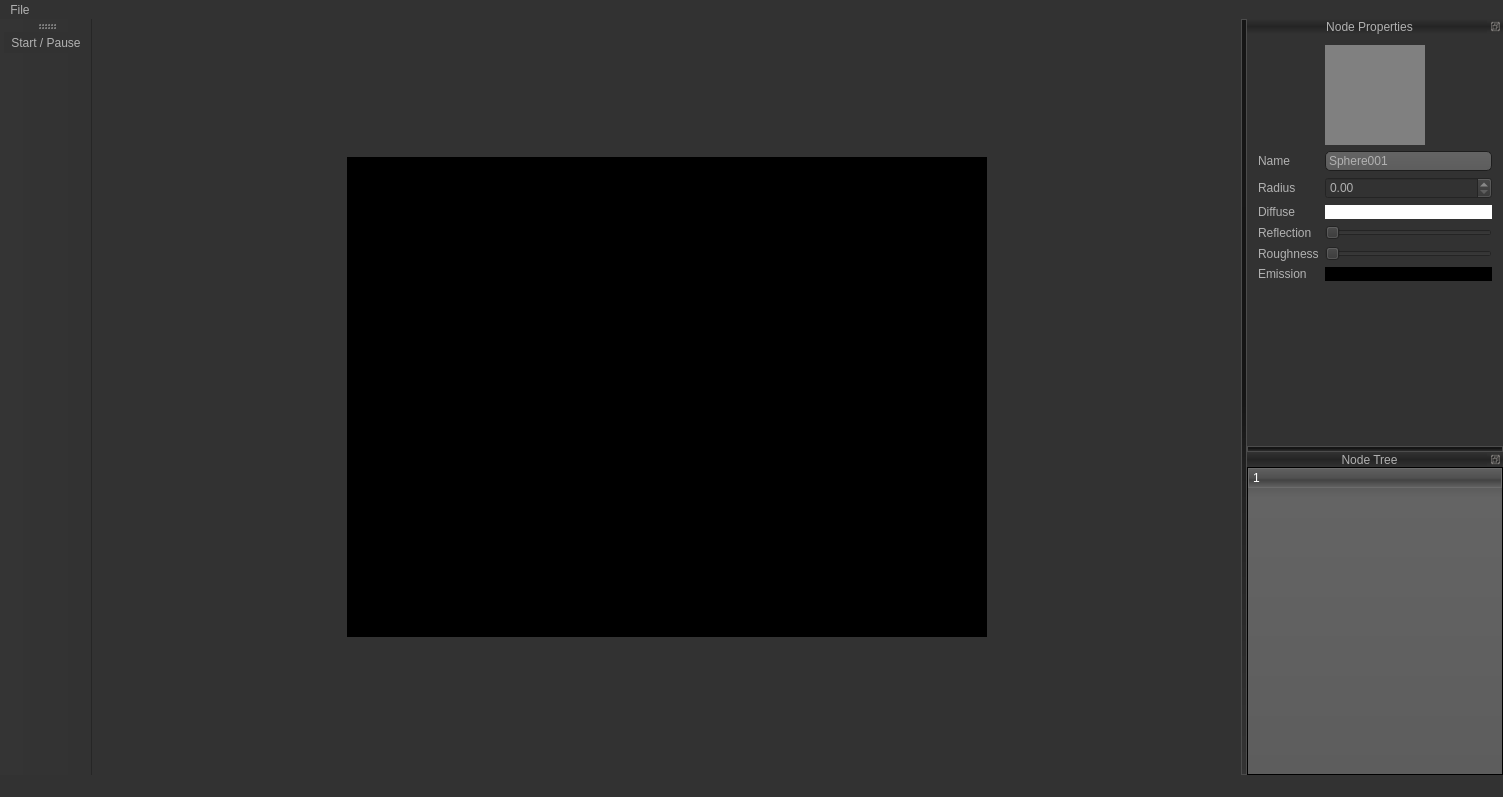
MrFrangipane/raytracer, file C++/ui/mainwindow.ui: the form before one commit.
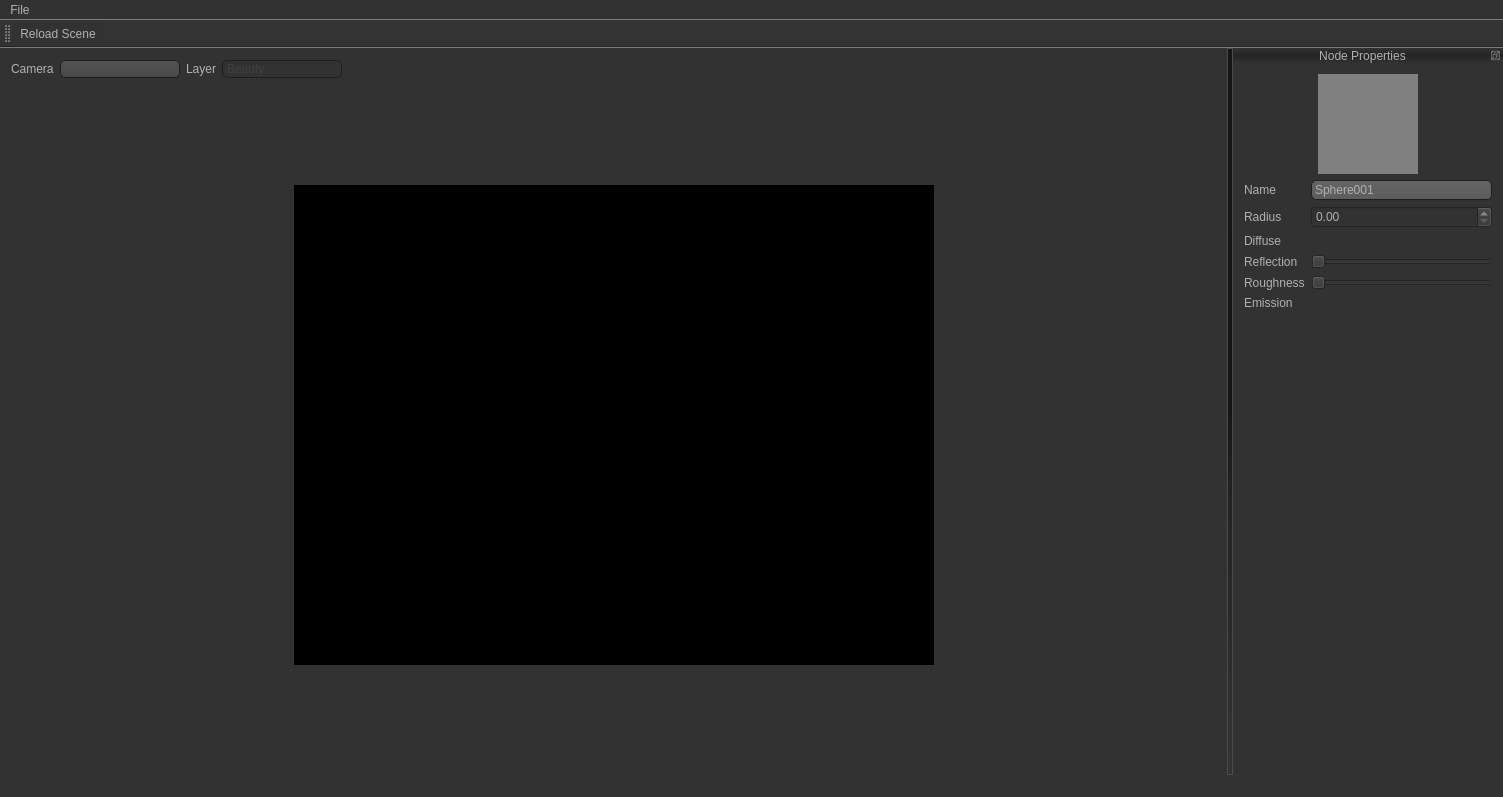
The form after the commit. Icons and pictures are not drawn. Custom widgets are drawn as their Qt base class.

Commit message: Open Scene / Color Picker fix

What changed in the file:
```diff
--- a/C++/ui/mainwindow.ui
+++ b/C++/ui/mainwindow.ui
@@ -478,7 +478,21 @@
   </property>
   <widget class="QWidget" name="centralWidget">
    <layout class="QGridLayout" name="gridLayout_2">
-    <item row="1" column="2">
+    <item row="2" column="1">
+     <widget class="Viewport" name="viewport" native="true">
+      <property name="minimumSize">
+       <size>
+        <width>640</width>
+        <height>480</height>
+       </size>
+      </property>
+      <property name="styleSheet">
+       <string notr="true">background-color: rgb(0, 0, 0)
+</string>
+      </property>
+     </widget>
+    </item>
+    <item row="1" column="1">
      <spacer name="verticalSpacer">
       <property name="orientation">
        <enum>Qt::Vertical</enum>
@@ -504,7 +518,7 @@
       </property>
      </spacer>
     </item>
-    <item row="2" column="3">
+    <item row="2" column="2">
      <spacer name="horizontalSpacer_4">
       <property name="orientation">
        <enum>Qt::Horizontal</enum>
@@ -517,7 +531,7 @@
       </property>
      </spacer>
     </item>
-    <item row="3" column="2">
+    <item row="3" column="1">
      <spacer name="verticalSpacer_2">
       <property name="orientation">
        <enum>Qt::Vertical</enum>
@@ -530,19 +544,97 @@
       </property>
      </spacer>
     </item>
-    <item row="2" column="2">
-     <widget class="Viewport" name="viewport" native="true">
-      <property name="minimumSize">
-       <size>
-        <width>640</width>
-        <height>480</height>
-       </size>
+    <item row="0" column="0" colspan="3">
+     <layout class="QHBoxLayout" name="horizontalLayout_2">
+      <property name="topMargin">
+       <number>0</number>
       </property>
-      <property name="styleSheet">
-       <string notr="true">background-color: rgb(0, 0, 0)
-</string>
-      </property>
-     </widget>
+      <item>
+       <widget class="QLabel" name="label">
+        <property name="text">
+         <string>Camera</string>
+        </property>
+       </widget>
+      </item>
+      <item>
+       <widget class="QComboBox" name="camera_combo">
+        <property name="minimumSize">
+         <size>
+          <width>120</width>
+          <height>0</height>
+         </size>
+        </property>
+       </widget>
+      </item>
+      <item>
+       <widget class="QLabel" name="label_2">
+        <property name="text">
+         <string>Layer</string>
+        </property>
+       </widget>
+      </item>
+      <item>
+       <widget class="QComboBox" name="layer_combo">
+        <property name="enabled">
+         <bool>false</bool>
+        </property>
+        <property name="minimumSize">
+         <size>
+          <width>120</width>
+          <height>0</height>
+         </size>
+        </property>
+        <item>
+         <property name="text">
+          <string>Beauty</string>
+         </property>
+        </item>
+        <item>
+         <property name="text">
+          <string>Depth</string>
+         </property>
+        </item>
+        <item>
+         <property name="text">
+          <string>Albedo</string>
+         </property>
+        </item>
+        <item>
+         <property name="text">
+          <string>Direct Lighting</string>
+         </property>
+        </item>
+        <item>
+         <property name="text">
+          <string>Indirect Lighting</string>
+         </property>
+        </item>
+        <item>
+         <property name="text">
+          <string>Reflection</string>
+         </property>
+        </item>
+        <item>
+         <property name="text">
+          <string>Object ID</string>
+         </property>
+        </item>
+       </widget>
+      </item>
+      <item>
+       <spacer name="horizontalSpacer_5">
+        <property name="orientation">
+         <enum>Qt::Horizontal</enum>
+        </property>
+        <property name="sizeHint" stdset="0">
+         <size>
+          <width>40</width>
+          <height>20</height>
+         </size>
+        </property>
+       </spacer>
+      </item>
+     </layout>
     </item>
    </layout>
   </widget>
@@ -571,17 +663,23 @@
     <set>Qt::AllToolBarAreas</set>
    </property>
    <property name="orientation">
-    <enum>Qt::Vertical</enum>
+    <enum>Qt::Horizontal</enum>
    </property>
    <attribute name="toolBarArea">
-    <enum>LeftToolBarArea</enum>
+    <enum>TopToolBarArea</enum>
    </attribute>
    <attribute name="toolBarBreak">
     <bool>false</bool>
    </attribute>
-   <addaction name="action_render_start_pause"/>
+   <addaction name="action_reload_scene"/>
   </widget>
   <widget class="QDockWidget" name="dock_properties">
+   <property name="minimumSize">
+    <size>
+     <width>270</width>
+     <height>271</height>
+    </size>
+   </property>
    <property name="features">
     <set>QDockWidget::DockWidgetFloatable|QDockWidget::DockWidgetMovable</set>
    </property>
@@ -690,7 +788,7 @@
           </size>
          </property>
          <property name="styleSheet">
-          <string notr="true">background-color: white;</string>
+          <string notr="true"/>
          </property>
         </widget>
        </item>
@@ -738,7 +836,7 @@
        <item row="5" column="1">
         <widget class="ColorPicker" name="emission_picker" native="true">
          <property name="styleSheet">
-          <string notr="true">background-color : black</string>
+          <string notr="true"/>
          </property>
         </widget>
        </item>
@@ -747,48 +845,6 @@
     </layout>
    </widget>
   </widget>
-  <widget class="QDockWidget" name="dock_node_tree">
-   <property name="features">
-    <set>QDockWidget::DockWidgetFloatable|QDockWidget::DockWidgetMovable</set>
-   </property>
-   <property name="allowedAreas">
-    <set>Qt::LeftDockWidgetArea|Qt::RightDockWidgetArea</set>
-   </property>
-   <property name="windowTitle">
-    <string>Node Tree</string>
-   </property>
-   <attribute name="dockWidgetArea">
-    <number>2</number>
-   </attribute>
-   <widget class="QWidget" name="dockWidgetContents_2">
-    <layout class="QGridLayout" name="gridLayout">
-     <property name="leftMargin">
-      <number>0</number>
-     </property>
-     <property name="topMargin">
-      <number>0</number>
-     </property>
-     <property name="rightMargin">
-      <number>0</number>
-     </property>
-     <property name="bottomMargin">
-      <number>0</number>
-     </property>
-     <property name="spacing">
-      <number>0</number>
-     </property>
-     <item row="0" column="0">
-      <widget class="QTreeWidget" name="treeWidget">
-       <column>
-        <property name="text">
-         <string notr="true">1</string>
-        </property>
-       </column>
-      </widget>
-     </item>
-    </layout>
-   </widget>
-  </widget>
   <widget class="QStatusBar" name="statusBar"/>
   <action name="action_open_scene">
    <property name="text">
@@ -816,6 +872,11 @@
     <string>F5</string>
    </property>
   </action>
+  <action name="action_reload_scene">
+   <property name="text">
+    <string>Reload Scene</string>
+   </property>
+  </action>
  </widget>
  <layoutdefault spacing="6" margin="11"/>
  <customwidgets>
```
Left out of the diff: 4 changed lines with no effect on the pictures. The commit also changes 7 other files.
